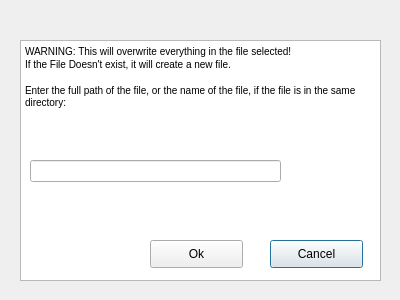
Old version of the form saveassociationstofiledialog.ui in the repository marthagb/VLN1-Skil-3.
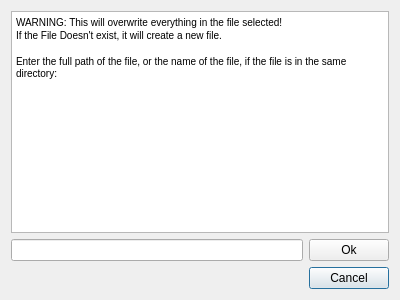
New version of the form.

Commit message: layout á save og load file

The edit to the form file:
```diff
--- a/saveassociationstofiledialog.ui
+++ b/saveassociationstofiledialog.ui
@@ -13,75 +13,46 @@
   <property name="windowTitle">
    <string>Save to file</string>
   </property>
+  <layout class="QGridLayout" name="gridLayout">
+   <item row="0" column="0" colspan="2">
   <widget class="QTextBrowser" name="textForSaveToFileAssociations">
-   <property name="geometry">
-    <rect>
-     <x>20</x>
-     <y>40</y>
-     <width>361</width>
-     <height>241</height>
-    </rect>
-   </property>
    <property name="html">
     <string>&lt;!DOCTYPE HTML PUBLIC &quot;-//W3C//DTD HTML 4.0//EN&quot; &quot;http://www.w3.org/TR/REC-html40/strict.dtd&quot;&gt;
 &lt;html&gt;&lt;head&gt;&lt;meta name=&quot;qrichtext&quot; content=&quot;1&quot; /&gt;&lt;style type=&quot;text/css&quot;&gt;
 p, li { white-space: pre-wrap; }
-&lt;/style&gt;&lt;/head&gt;&lt;body style=&quot; font-family:'.SF NS Text'; font-size:13pt; font-weight:400; font-style:normal;&quot;&gt;
-&lt;p style=&quot; margin-top:0px; margin-bottom:0px; margin-left:0px; margin-right:0px; -qt-block-indent:0; text-indent:0px;&quot;&gt;&lt;span style=&quot; font-family:'MS Shell Dlg 2'; font-size:7.8pt;&quot;&gt;WARNING: This will overwrite everything in the file selected!&lt;/span&gt;&lt;/p&gt;
-&lt;p style=&quot; margin-top:0px; margin-bottom:0px; margin-left:0px; margin-right:0px; -qt-block-indent:0; text-indent:0px;&quot;&gt;&lt;span style=&quot; font-family:'MS Shell Dlg 2'; font-size:7.8pt;&quot;&gt;If the File Doesn't exist, it will create a new file.&lt;/span&gt;&lt;/p&gt;
-&lt;p style=&quot;-qt-paragraph-type:empty; margin-top:0px; margin-bottom:0px; margin-left:0px; margin-right:0px; -qt-block-indent:0; text-indent:0px; font-family:'MS Shell Dlg 2'; font-size:7.8pt;&quot;&gt;&lt;br /&gt;&lt;/p&gt;
-&lt;p style=&quot; margin-top:0px; margin-bottom:0px; margin-left:0px; margin-right:0px; -qt-block-indent:0; text-indent:0px;&quot;&gt;&lt;span style=&quot; font-family:'MS Shell Dlg 2'; font-size:7.8pt;&quot;&gt;Enter the full path of the file, or the name of the file, if the file is in the same directory:&lt;/span&gt;&lt;/p&gt;&lt;/body&gt;&lt;/html&gt;</string>
-   </property>
-  </widget>
-  <widget class="QLineEdit" name="InputForTextFileNameAssociations">
-   <property name="geometry">
-    <rect>
-     <x>30</x>
-     <y>160</y>
-     <width>251</width>
-     <height>22</height>
-    </rect>
-   </property>
-  </widget>
+&lt;/style&gt;&lt;/head&gt;&lt;body style=&quot; font-family:'MS Shell Dlg 2'; font-size:7.8pt; font-weight:400; font-style:normal;&quot;&gt;
+&lt;p style=&quot; margin-top:0px; margin-bottom:0px; margin-left:0px; margin-right:0px; -qt-block-indent:0; text-indent:0px;&quot;&gt;WARNING: This will overwrite everything in the file selected!&lt;/p&gt;
+&lt;p style=&quot; margin-top:0px; margin-bottom:0px; margin-left:0px; margin-right:0px; -qt-block-indent:0; text-indent:0px;&quot;&gt;If the File Doesn't exist, it will create a new file.&lt;/p&gt;
+&lt;p style=&quot;-qt-paragraph-type:empty; margin-top:0px; margin-bottom:0px; margin-left:0px; margin-right:0px; -qt-block-indent:0; text-indent:0px;&quot;&gt;&lt;br /&gt;&lt;/p&gt;
+&lt;p style=&quot; margin-top:0px; margin-bottom:0px; margin-left:0px; margin-right:0px; -qt-block-indent:0; text-indent:0px;&quot;&gt;Enter the full path of the file, or the name of the file, if the file is in the same directory:&lt;/p&gt;&lt;/body&gt;&lt;/html&gt;</string>
+     </property>
+    </widget>
+   </item>
+   <item row="2" column="1">
   <widget class="QPushButton" name="cancelSaveAssociationsToFile">
-   <property name="geometry">
-    <rect>
-     <x>270</x>
-     <y>240</y>
-     <width>93</width>
-     <height>28</height>
-    </rect>
-   </property>
    <property name="text">
     <string>Cancel</string>
    </property>
   </widget>
+   </item>
+   <item row="1" column="1">
   <widget class="QPushButton" name="SaveAssociationsToFile">
-   <property name="geometry">
-    <rect>
-     <x>150</x>
-     <y>240</y>
-     <width>93</width>
-     <height>28</height>
-    </rect>
-   </property>
    <property name="text">
     <string>Ok</string>
    </property>
   </widget>
+   </item>
+   <item row="1" column="0">
+    <widget class="QLineEdit" name="InputForTextFileNameAssociations"/>
+   </item>
+   <item row="2" column="0">
   <widget class="QLabel" name="labelassociations">
-   <property name="geometry">
-    <rect>
-     <x>184</x>
-     <y>130</y>
-     <width>171</width>
-     <height>20</height>
-    </rect>
-   </property>
    <property name="text">
     <string/>
    </property>
   </widget>
+   </item>
+  </layout>
  </widget>
  <tabstops>
   <tabstop>textForSaveToFileAssociations</tabstop>
```
Left out of the diff: 3 changed lines with no effect on the pictures. Lines whose indentation alone changed are shown as unchanged. The commit also changes 5 other files.
